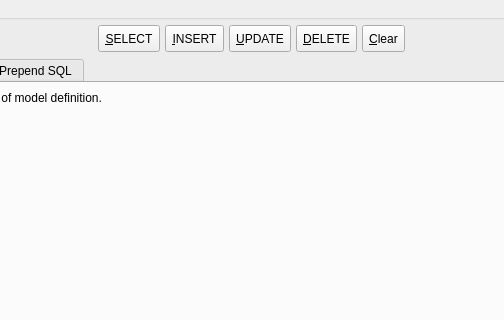
This is libs/libgui/ui/widgets/customsqlwidget.ui in maniac787/pgmodeler as Qt 5 draws it before an edit; both pictures show x 114 to 618 and y 0 to 320 of the 731 by 456 pixel window. The edited form follows.
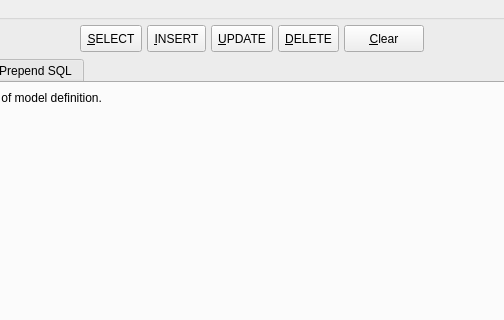
This is the edited form. Icons and pictures are not drawn.

Commit message: Changing some QToolButton to QPushButton for better semantics (WIP).

The edit to the form file:
```diff
--- a/libs/libgui/ui/widgets/customsqlwidget.ui
+++ b/libs/libgui/ui/widgets/customsqlwidget.ui
@@ -253,7 +253,7 @@
          </widget>
         </item>
         <item>
-         <widget class="QToolButton" name="clear_tb">
+         <widget class="QPushButton" name="clear_tb">
           <property name="sizePolicy">
            <sizepolicy hsizetype="Preferred" vsizetype="Preferred">
             <horstretch>0</horstretch>
@@ -281,9 +281,6 @@
             <height>25</height>
            </size>
           </property>
-          <property name="toolButtonStyle">
-           <enum>Qt::ToolButtonTextBesideIcon</enum>
-          </property>
          </widget>
         </item>
         <item>
```
Left out of the diff: 27 changed lines with no effect on the pictures. The commit also changes 30 other files.
